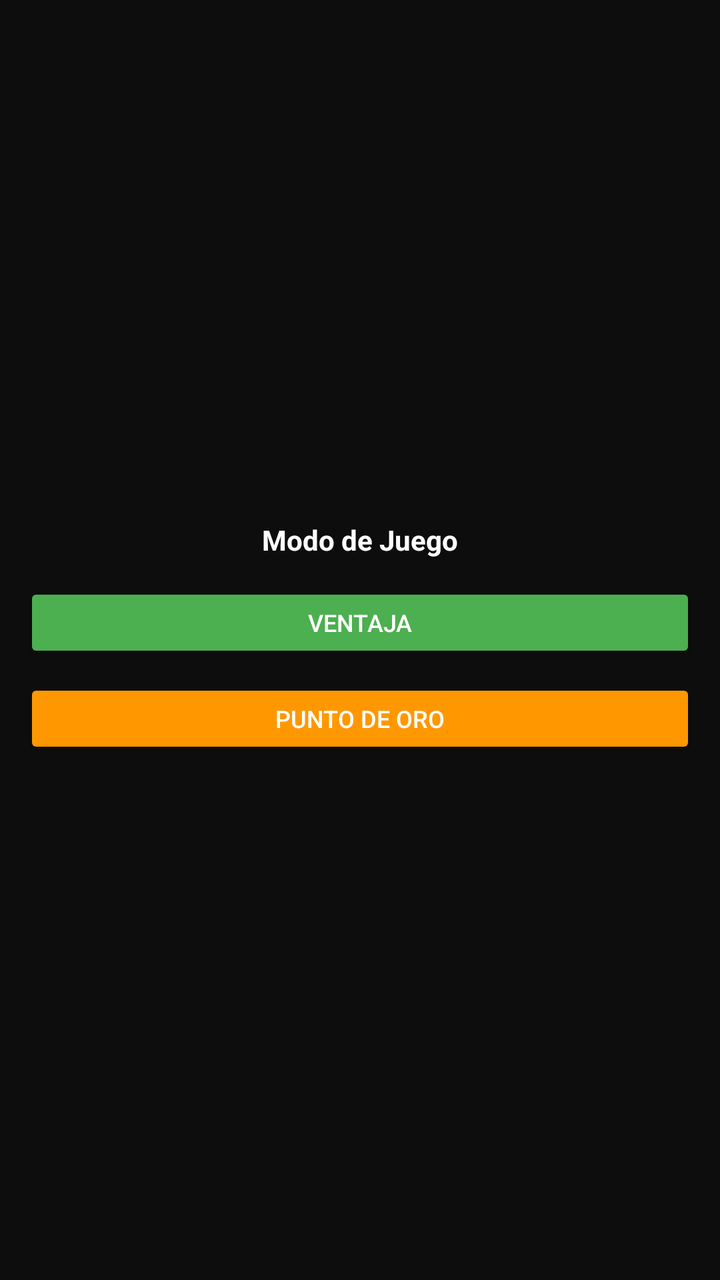
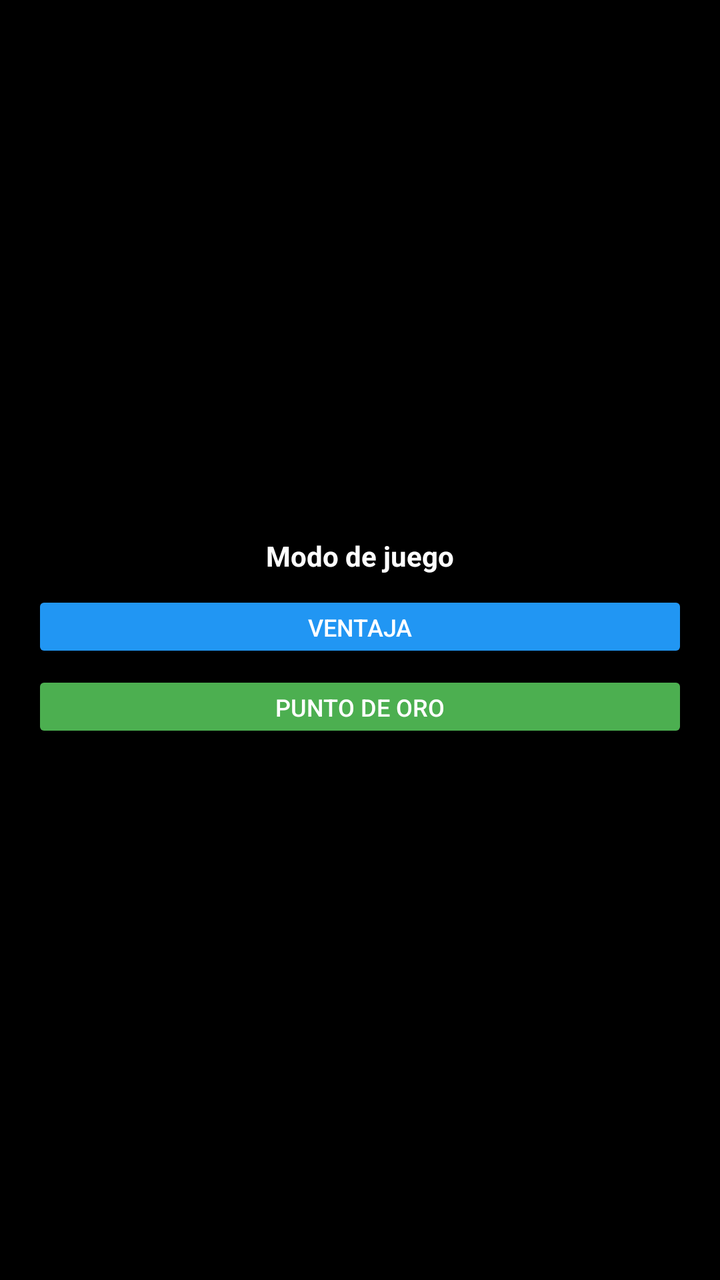

An Android layout rendered at two revisions. The XML below is the earlier revision; the diff shows what the commit changed to produce the second picture.
<!-- AndroidManifest.xml: application theme Theme.AppCompat.NoActionBar -->
<!-- res/layout/activity_wear.xml -->
<?xml version="1.0" encoding="utf-8"?>
<RelativeLayout xmlns:android="http://schemas.android.com/apk/res/android"
    android:layout_width="match_parent"
    android:layout_height="match_parent"
    android:background="#000000"
    android:keepScreenOn="true">

    
    <LinearLayout
        android:id="@+id/layoutWearModeSelection"
        android:layout_width="match_parent"
        android:layout_height="match_parent"
        android:orientation="vertical"
        android:gravity="center"
        android:background="#0D0D0D"
        android:padding="12dp"
        android:elevation="10dp">

        <TextView
            android:layout_width="wrap_content"
            android:layout_height="wrap_content"
            android:text="Modo de Juego"
            android:textColor="#FFFFFF"
            android:textSize="14sp"
            android:textStyle="bold"
            android:layout_marginBottom="12dp" />

        <Button
            android:id="@+id/btnWearModeNormal"
            android:layout_width="match_parent"
            android:layout_height="40dp"
            android:text="Ventaja"
            android:textSize="12sp"
            android:backgroundTint="#4CAF50"
            android:layout_marginBottom="8dp" />

        <Button
            android:id="@+id/btnWearModeGold"
            android:layout_width="match_parent"
            android:layout_height="40dp"
            android:text="Punto de Oro"
            android:textSize="12sp"
            android:backgroundTint="#FF9800" />
    </LinearLayout>

    
    <LinearLayout
        android:layout_width="match_parent"
        android:layout_height="match_parent"
        android:orientation="vertical">

        
        <LinearLayout
            android:id="@+id/layoutTeamA"
            android:layout_width="match_parent"
            android:layout_height="0dp"
            android:layout_weight="1"
            android:orientation="vertical"
            android:gravity="center"
            android:background="#154CAF50"
            android:clickable="true"
            android:focusable="true">

            <TextView
                android:id="@+id/tvSetsA"
                android:layout_width="wrap_content"
                android:layout_height="wrap_content"
                android:text="S:0 J:0"
                android:textColor="#81C784"
                android:textSize="12sp"
                android:textStyle="bold" />

            <TextView
                android:id="@+id/tvScoreA"
                android:layout_width="wrap_content"
                android:layout_height="wrap_content"
                android:text="0"
                android:textColor="#FFFFFF"
                android:textSize="44sp"
                android:textStyle="bold" />
        </LinearLayout>

        
        <View
            android:layout_width="match_parent"
            android:layout_height="1dp"
            android:background="#333333" />

        
        <LinearLayout
            android:id="@+id/layoutTeamB"
            android:layout_width="match_parent"
            android:layout_height="0dp"
            android:layout_weight="1"
            android:orientation="vertical"
            android:gravity="center"
            android:background="#152196F3"
            android:clickable="true"
            android:focusable="true">

            <TextView
                android:id="@+id/tvScoreB"
                android:layout_width="wrap_content"
                android:layout_height="wrap_content"
                android:text="0"
                android:textColor="#FFFFFF"
                android:textSize="44sp"
                android:textStyle="bold" />

            <TextView
                android:id="@+id/tvSetsB"
                android:layout_width="wrap_content"
                android:layout_height="wrap_content"
                android:text="S:0 J:0"
                android:textColor="#64B5F6"
                android:textSize="12sp"
                android:textStyle="bold" />
        </LinearLayout>
    </LinearLayout>

</RelativeLayout>
<!-- resources referenced by this layout -->
<resources>

</resources>

<!-- the commit's change to res/layout/activity_wear.xml (unified diff, before → after) -->
@@ -1,59 +1,21 @@
 <?xml version="1.0" encoding="utf-8"?>
-<RelativeLayout xmlns:android="http://schemas.android.com/apk/res/android"
+<FrameLayout xmlns:android="http://schemas.android.com/apk/res/android"
     android:layout_width="match_parent"
     android:layout_height="match_parent"
-    android:background="#000000"
-    android:keepScreenOn="true">
-
-    
-    <LinearLayout
-        android:id="@+id/layoutWearModeSelection"
-        android:layout_width="match_parent"
-        android:layout_height="match_parent"
-        android:orientation="vertical"
-        android:gravity="center"
-        android:background="#0D0D0D"
-        android:padding="12dp"
-        android:elevation="10dp">
-
-        <TextView
-            android:layout_width="wrap_content"
-            android:layout_height="wrap_content"
-            android:text="Modo de Juego"
-            android:textColor="#FFFFFF"
-            android:textSize="14sp"
-            android:textStyle="bold"
-            android:layout_marginBottom="12dp" />
-
-        <Button
-            android:id="@+id/btnWearModeNormal"
-            android:layout_width="match_parent"
-            android:layout_height="40dp"
-            android:text="Ventaja"
-            android:textSize="12sp"
-            android:backgroundTint="#4CAF50"
-            android:layout_marginBottom="8dp" />
-
-        <Button
-            android:id="@+id/btnWearModeGold"
-            android:layout_width="match_parent"
-            android:layout_height="40dp"
-            android:text="Punto de Oro"
-            android:textSize="12sp"
-            android:backgroundTint="#FF9800" />
-    </LinearLayout>
+    android:background="#050505">
 
     
     <LinearLayout
         android:layout_width="match_parent"
         android:layout_height="match_parent"
-        android:orientation="vertical">
+        android:orientation="horizontal"
+        android:weightSum="2">
 
         
         <LinearLayout
             android:id="@+id/layoutTeamA"
-            android:layout_width="match_parent"
-            android:layout_height="0dp"
+            android:layout_width="0dp"
+            android:layout_height="match_parent"
             android:layout_weight="1"
             android:orientation="vertical"
             android:gravity="center"
@@ -82,21 +44,30 @@
 
         
         <View
-            android:layout_width="match_parent"
-            android:layout_height="1dp"
+            android:layout_width="1dp"
+            android:layout_height="match_parent"
             android:background="#333333" />
 
         
         <LinearLayout
             android:id="@+id/layoutTeamB"
-            android:layout_width="match_parent"
-            android:layout_height="0dp"
+            android:layout_width="0dp"
+            android:layout_height="match_parent"
             android:layout_weight="1"
             android:orientation="vertical"
             android:gravity="center"
             android:background="#152196F3"
             android:clickable="true"
             android:focusable="true">
+
+            <TextView
+                android:id="@+id/tvSetsB"
+                android:layout_width="wrap_content"
+                android:layout_height="wrap_content"
+                android:text="S:0 J:0"
+                android:textColor="#64B5F6"
+                android:textSize="12sp"
+                android:textStyle="bold" />
 
             <TextView
                 android:id="@+id/tvScoreB"
@@ -106,16 +77,46 @@
                 android:textColor="#FFFFFF"
                 android:textSize="44sp"
                 android:textStyle="bold" />
-
-            <TextView
-                android:id="@+id/tvSetsB"
-                android:layout_width="wrap_content"
-                android:layout_height="wrap_content"
-                android:text="S:0 J:0"
-                android:textColor="#64B5F6"
-                android:textSize="12sp"
-                android:textStyle="bold" />
         </LinearLayout>
     </LinearLayout>
 
-</RelativeLayout>
+    
+    <LinearLayout
+        android:id="@+id/layoutWearModeSelection"
+        android:layout_width="match_parent"
+        android:layout_height="match_parent"
+        android:background="#000000"
+        android:gravity="center"
+        android:orientation="vertical"
+        android:padding="16dp">
+
+        <TextView
+            android:layout_width="wrap_content"
+            android:layout_height="wrap_content"
+            android:text="Modo de juego"
+            android:textColor="#FFFFFF"
+            android:textSize="14sp"
+            android:textStyle="bold"
+            android:layout_marginBottom="8dp"/>
+
+        <Button
+            android:id="@+id/btnWearModeNormal"
+            android:layout_width="match_parent"
+            android:layout_height="36dp"
+            android:text="Ventaja"
+            android:textSize="12sp"
+            android:backgroundTint="#2196F3"
+            android:textColor="#FFFFFF"/>
+
+        <Button
+            android:id="@+id/btnWearModeGold"
+            android:layout_width="match_parent"
+            android:layout_height="36dp"
+            android:layout_marginTop="4dp"
+            android:text="Punto de Oro"
+            android:textSize="12sp"
+            android:backgroundTint="#4CAF50"
+            android:textColor="#FFFFFF"/>
+    </LinearLayout>
+
+</FrameLayout>
